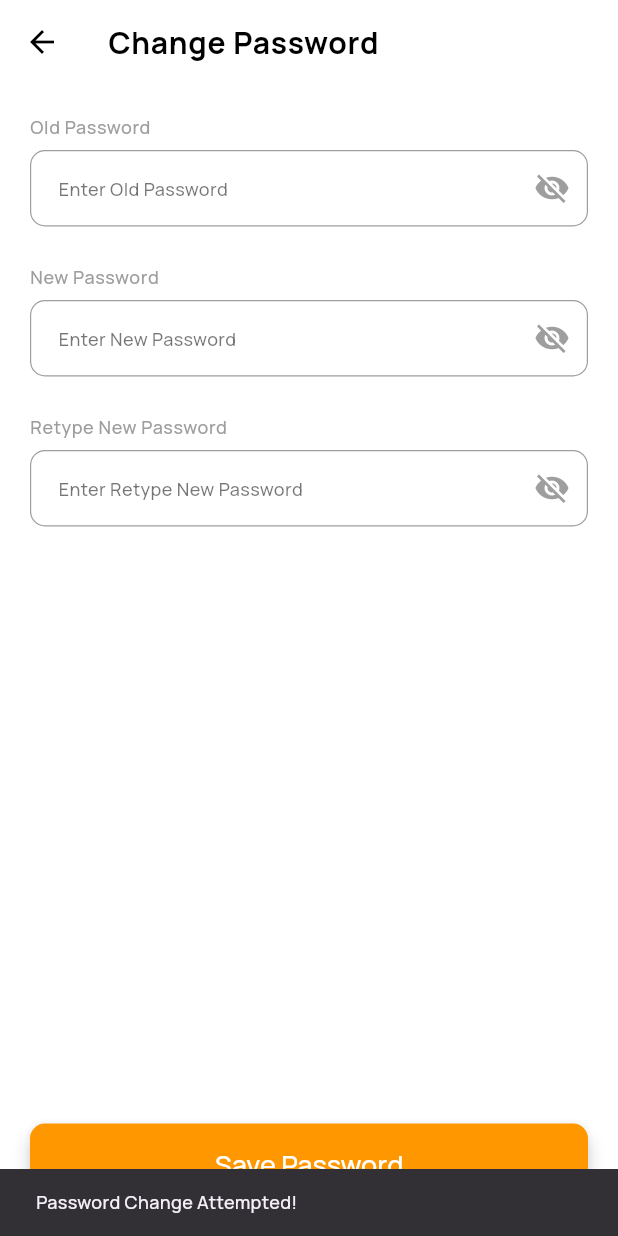
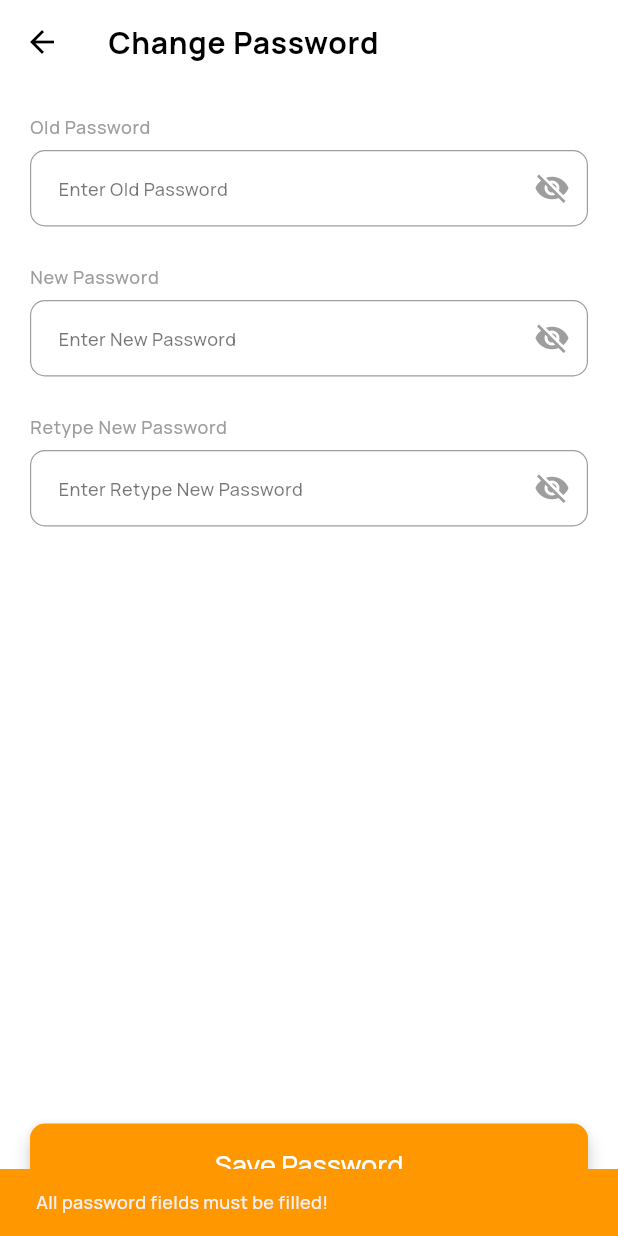
Before and after one commit to themiyakasun/medicare, a Flutter app: the ChangePasswordScreen screen opened directly, after a tap on "Save Password", on a phone screen of 412 x 824 dp. Run offline on Flutter 3.47's test engine with Material 3 defaults, Android fonts, the phone set to English and light mode, and no system bars; our stand-ins replace carousel_slider, cloud_firestore, confetti, connectivity_plus, dio, firebase_auth and 9 more; missing offline and left inert: flutter_stripe, zego_uikit_prebuilt_call; accounts and stored records are empty; network calls fail.

Commit message:
modify AS and CP

```diff
--- a/lib/features/personalization/screens/account_settings/account_settings.dart
+++ b/lib/features/personalization/screens/account_settings/account_settings.dart
@@ -13,13 +13,13 @@ class AccountSettingsScreen extends StatefulWidget {
 class _AccountSettingsScreenState extends State<AccountSettingsScreen> {
   // Define TextEditingControllers for each input field to manage their state
   final TextEditingController _nameController =
-      TextEditingController(text: 'Rayna Carder'); //
+      TextEditingController(text: ''); //
   final TextEditingController _emailController =
-      TextEditingController(text: 'adam.costa@email.com'); //
+      TextEditingController(text: 'dilshanivitharana@gmail.com'); //
   final TextEditingController _contactController =
-      TextEditingController(text: '(555) 555-1234'); //
+      TextEditingController(text: ''); //
   final TextEditingController _addressController =
-      TextEditingController(text: '15205 North Kierland Blvd. Suite 100'); //
+      TextEditingController(text: ''); //
 
   File? _profileImage;
   final ImagePicker _picker = ImagePicker();
--- a/lib/features/personalization/screens/change_password/change_password.dart
+++ b/lib/features/personalization/screens/change_password/change_password.dart
@@ -49,6 +49,9 @@ class _ChangePasswordScreenState extends State<ChangePasswordScreen> {
   bool _isOldPasswordVisible = false;
   bool _isNewPasswordVisible = false;
   bool _isRetypeNewPasswordVisible = false;
+
+  // State to hold the password mismatch error message
+  String? _passwordMismatchError; // This will hold the error message for password mismatch
 
   @override
   void dispose() {
@@ -126,7 +129,17 @@ class _ChangePasswordScreenState extends State<ChangePasswordScreen> {
                   _isRetypeNewPasswordVisible = !_isRetypeNewPasswordVisible;
                 });
               },
+              errorText: _passwordMismatchError, // Pass the error text to highlight the field
             ),
+            // Conditionally display the error message below the field if it's not null
+            if (_passwordMismatchError != null)
+              Padding(
+                padding: const EdgeInsets.only(top: 8.0), // Padding above the error message
+                child: Text(
+                  _passwordMismatchError!,
+                  style: const TextStyle(color: Colors.red, fontSize: 12.0), // Style for the error text
+                ),
+              ),
             const Spacer(), // Pushes the "Save Password" button to the bottom
 
             // Save Password Button
@@ -134,14 +147,84 @@ class _ChangePasswordScreenState extends State<ChangePasswordScreen> {
               width: double.infinity, // Make the button take the full available width
               child: ElevatedButton(
                 onPressed: () {
-                  // Handle save password logic
-                  print('Old Password: ${_oldPasswordController.text}');
-                  print('New Password: ${_newPasswordController.text}');
-                  print('Retype New Password: ${_retypeNewPasswordController.text}');
-                  // TODO: Add your validation and API calls here to update the password
-                  ScaffoldMessenger.of(context).showSnackBar(
-                    const SnackBar(content: Text('Password Change Attempted!')),
-                  );
+                  // Clear previous error message when button is pressed
+                  setState(() {
+                    _passwordMismatchError = null;
+                  });
+
+                  // Get the current text from the controllers
+                  final String oldPassword = _oldPasswordController.text;
+                  final String newPassword = _newPasswordController.text;
+                  final String retypeNewPassword = _retypeNewPasswordController.text;
+
+                  // Basic validation: Check if any field is empty
+                  if (oldPassword.isEmpty || newPassword.isEmpty || retypeNewPassword.isEmpty) {
+                     ScaffoldMessenger.of(context).showSnackBar(
+                      const SnackBar(
+                        content: Text('All password fields must be filled!'),
+                        backgroundColor: Colors.orange, // Use a warning color
+                      ),
+                    );
+                    return; // Stop further execution if fields are empty
+                  }
+
+                  // Validate if new password and retype new password match
+                  if (newPassword != retypeNewPassword) {
+                    setState(() {
+                      _passwordMismatchError = 'New passwords do not match.';
+                    });
+                    // Show a SnackBar for quick user feedback
+                    ScaffoldMessenger.of(context).showSnackBar(
+                      const SnackBar(
+                        content: Text('New passwords do not match!'),
+                        backgroundColor: Colors.red, // Use a distinct color for errors
+                      ),
+                    );
+                  } else {
+                    // If passwords match, proceed with saving logic
+                    print('Old Password: $oldPassword');
+                    print('New Password: $newPassword');
+                    print('Retype New Password: $retypeNewPassword');
+
+                    // TODO: Add your actual password update API call here.
+                    // This is where you would typically send the old and new passwords to your backend.
+                    // Example:
+                    // try {
+                    //   await YourAuthService.changePassword(oldPassword, newPassword);
+                    //   ScaffoldMessenger.of(context).showSnackBar(
+                    //     const SnackBar(
+                    //       content: Text('Password changed successfully!'),
+                    //       backgroundColor: Colors.green,
+                    //     ),
+                    //   );
+                    //   _oldPasswordController.clear();
+                    //   _newPasswordController.clear();
+                    //   _retypeNewPasswordController.clear();
+                    //   // Optionally navigate back after success
+                    //   // Navigator.pop(context);
+                    // } catch (e) {
+                    //   ScaffoldMessenger.of(context).showSnackBar(
+                    //     SnackBar(
+                    //       content: Text('Failed to change password: ${e.toString()}'),
+                    //       backgroundColor: Colors.red,
+                    //     ),
+                    //   );
+                    // }
+
+                    // --- Placeholder for successful password change ---
+                    ScaffoldMessenger.of(context).showSnackBar(
+                      const SnackBar(
+                        content: Text('Password changed successfully!'),
+                        backgroundColor: Colors.green, // Use a success color
+                      ),
+                    );
+                    // Clear fields after successful change
+                    _oldPasswordController.clear();
+                    _newPasswordController.clear();
+                    _retypeNewPasswordController.clear();
+                    // Optionally navigate back after success
+                    // Navigator.pop(context);
+                  }
                 },
                 style: ElevatedButton.styleFrom(
                   backgroundColor: Colors.orange, // Background color of the button
@@ -169,6 +252,7 @@ class _ChangePasswordScreenState extends State<ChangePasswordScreen> {
     required String labelText,
     required bool isVisible,
     required VoidCallback onToggleVisibility,
+    String? errorText, // Added optional errorText parameter for displaying errors
   }) {
     return Column(
       crossAxisAlignment: CrossAxisAlignment.start, // Align label to the start (left)
@@ -189,16 +273,19 @@ class _ChangePasswordScreenState extends State<ChangePasswordScreen> {
             fillColor: Colors.white, // Background color of the input area
             border: OutlineInputBorder(
               borderRadius: BorderRadius.circular(10.0), // Rounded corners for the border
-              borderSide: const BorderSide(color: Colors.grey, width: 0.8), // Default border style
+              // Change border color to red if there's an error, otherwise grey
+              borderSide: BorderSide(color: errorText != null ? Colors.red : Colors.grey, width: 0.8),
             ),
             enabledBorder: OutlineInputBorder(
               borderRadius: BorderRadius.circular(10.0),
-              borderSide: const BorderSide(color: Colors.grey, width: 0.8), // Enabled border style
+              // Change enabled border color to red if there's an error, otherwise grey
+              borderSide: BorderSide(color: errorText != null ? Colors.red : Colors.grey, width: 0.8),
             ),
             focusedBorder: OutlineInputBorder(
               borderRadius: BorderRadius.circular(10.0),
-              borderSide: const BorderSide(
-                  color: Colors.orange, width: 1.5), // Orange border when focused
+              // Change focused border color to red if there's an error, otherwise orange
+              borderSide: BorderSide(
+                  color: errorText != null ? Colors.red : Colors.orange, width: 1.5),
             ),
             suffixIcon: IconButton(
               icon: Icon(
@@ -213,6 +300,10 @@ class _ChangePasswordScreenState extends State<ChangePasswordScreen> {
             hintStyle: Theme.of(context).textTheme.bodyMedium?.copyWith(
                   color: Colors.black54, // Hint text style
                 ),
+            // Note: We are displaying the error text outside the InputDecoration
+            // using a separate Text widget for better control over its position
+            // and to avoid issues with InputDecoration's built-in error display
+            // which might shift content.
           ),
           style: Theme.of(context).textTheme.bodyLarge?.copyWith(
                 color: Colors.black, // Input text style
```
Also changed, not shown: pubspec.lock, 125 other files.
